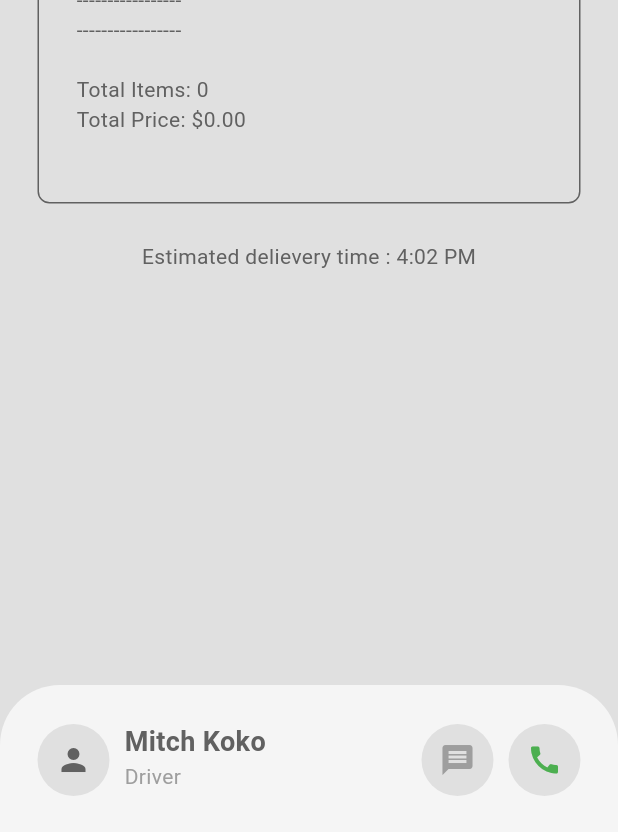
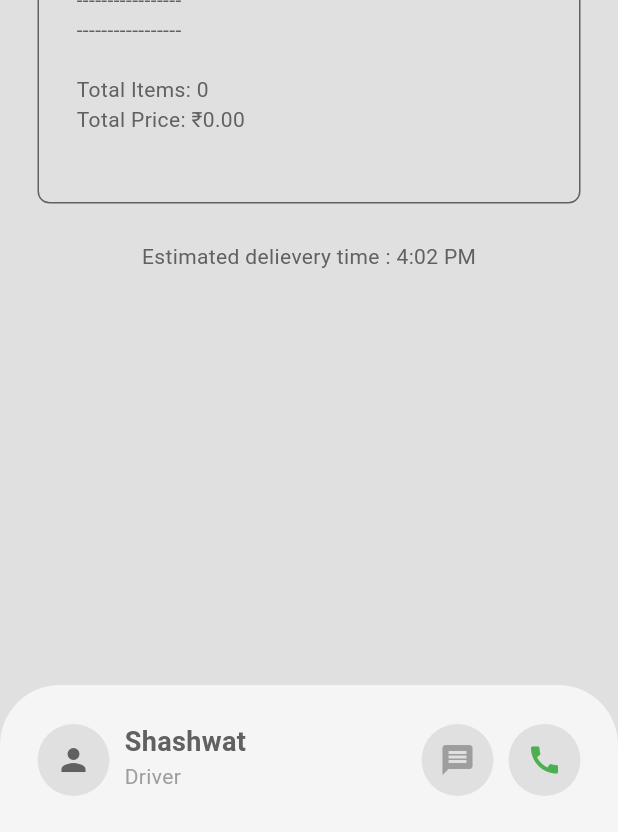
Before and after one commit to shashwat-raj-420/Food_Delivery_App, a Flutter app: the DeliveryProgressPage screen opened directly, on a phone screen of 412 x 824 dp. Shown: the part 401-1233 px from the top of the screen. Run offline on Flutter 3.47's test engine with Material 3 defaults, Android fonts, the phone set to English and light mode, and no system bars; our stand-ins replace cloud_firestore, firebase_auth, firebase_core, flutter_bloc, flutter_credit_card; accounts and stored records are empty; generated files the repository leaves out were written again.

Commit message:
first commit

```diff
--- a/lib/components/my_cart_tile.dart
+++ b/lib/components/my_cart_tile.dart
@@ -49,7 +49,7 @@ class MyCartTile extends StatelessWidget {
                             ),
                           ),
                           Text(
-                            '\$${cartItem.food.price}',
+                            '₹${cartItem.food.price}',
                             style: TextStyle(
                               color:
                                   Theme.of(context).colorScheme.inversePrimary,
@@ -103,7 +103,7 @@ class MyCartTile extends StatelessWidget {
 
                                       // addon price
                                       Text(
-                                        ' (\$${addon.price})',
+                                        ' (₹${addon.price})',
                                         style: TextStyle(
                                           color:
                                               Theme.of(
--- a/lib/components/my_description_box.dart
+++ b/lib/components/my_description_box.dart
@@ -25,7 +25,7 @@ class MyDescriptionBox extends StatelessWidget {
           // delivery fee
           Column(
             children: [
-              Text('\$0.99', style: myPrimaryTextStyle),
+              Text('₹100', style: myPrimaryTextStyle),
               Text('Delivery fee', style: mySecondaryTextStyle),
             ],
           ),
--- a/lib/components/my_food_tile.dart
+++ b/lib/components/my_food_tile.dart
@@ -30,7 +30,7 @@ class FoodTile extends StatelessWidget {
                         ),
                       ),
                       Text(
-                        '\$${food.price}',
+                        '₹${food.price}',
                         style: TextStyle(
                           color: Theme.of(context).colorScheme.primary,
                         ),
--- a/lib/models/restaurant.dart
+++ b/lib/models/restaurant.dart
@@ -13,7 +13,7 @@ class Restaurant extends ChangeNotifier {
       description:
           "cheese burger with a jucy patty with melted chedder on top with lettuce and tomato",
       imagePath: "lib/images_food_app/burger/burger_1.png",
-      price: 0.99,
+      price: 100,
       category: FoodCategory.burgers,
       availableAddons: [
         Addon(name: "Extra cheese", price: 0.99),
@@ -26,7 +26,7 @@ class Restaurant extends ChangeNotifier {
       description:
           "cheese burger with a jucy patty with melted chedder on top with lettuce and tomato",
       imagePath: "lib/images_food_app/burger/burger_2.png",
-      price: 0.99,
+      price: 100,
       category: FoodCategory.burgers,
       availableAddons: [
         Addon(name: "Extra cheese", price: 0.99),
@@ -39,7 +39,7 @@ class Restaurant extends ChangeNotifier {
       description:
           "cheese burger with a jucy patty with melted chedder on top with lettuce and tomato",
       imagePath: "lib/images_food_app/burger/burger_3.png",
-      price: 0.99,
+      price: 100,
       category: FoodCategory.burgers,
       availableAddons: [
         Addon(name: "Extra cheese", price: 0.99),
@@ -52,7 +52,7 @@ class Restaurant extends ChangeNotifier {
       description:
           "cheese burger with a jucy patty with melted chedder on top with lettuce and tomato",
       imagePath: "lib/images_food_app/burger/burger_4.png",
-      price: 0.99,
+      price: 100,
       category: FoodCategory.burgers,
       availableAddons: [
         Addon(name: "Extra cheese", price: 0.99),
@@ -67,7 +67,7 @@ class Restaurant extends ChangeNotifier {
       description:
           "Fresh salad with freshly harvested veggis which are locally sorced",
       imagePath: "lib/images_food_app/salad/salad_1.png",
-      price: 0.99,
+      price: 100,
       category: FoodCategory.salads,
       availableAddons: [
         Addon(name: "Extra cheese", price: 0.99),
@@ -81,7 +81,7 @@ class Restaurant extends ChangeNotifier {
       name: "classic side",
       description: "side for any thing perfect for every occasion",
       imagePath: "lib/images_food_app/side/side_1.png",
-      price: 0.99,
+      price: 100,
       category: FoodCategory.sides,
       availableAddons: [
         Addon(name: "Extra cheese", price: 0.99),
@@ -95,7 +95,7 @@ class Restaurant extends ChangeNotifier {
       name: "classic dessert",
       description: "melts in the mouth from just the slightest taste",
       imagePath: "lib/images_food_app/dessert/dessert_1.png",
-      price: 0.99,
+      price: 100,
       category: FoodCategory.desserts,
       availableAddons: [
         Addon(name: "Extra sweet", price: 0.99),
@@ -108,7 +108,7 @@ class Restaurant extends ChangeNotifier {
       name: "classic drink 1",
       description: "refressing and cool helps you calm down",
       imagePath: "lib/images_food_app/drink/drink_1.png",
-      price: 0.99,
+      price: 100,
       category: FoodCategory.drinks,
       availableAddons: [
         Addon(name: "Extra ice", price: 0.99),
@@ -119,7 +119,7 @@ class Restaurant extends ChangeNotifier {
       name: "classic drink 2",
       description: "refressing and cool helps you calm down",
       imagePath: "lib/images_food_app/drink/drink_2.png",
-      price: 0.99,
+      price: 100,
       category: FoodCategory.drinks,
       availableAddons: [
         Addon(name: "Extra ice", price: 0.99),
@@ -130,7 +130,7 @@ class Restaurant extends ChangeNotifier {
       name: "classic drink 3",
       description: "refressing and cool helps you calm down",
       imagePath: "lib/images_food_app/drink/drink_3.png",
-      price: 0.99,
+      price: 100,
       category: FoodCategory.drinks,
       availableAddons: [
         Addon(name: "Extra ice", price: 0.99),
@@ -141,7 +141,7 @@ class Restaurant extends ChangeNotifier {
       name: "classic drink 4",
       description: "refressing and cool helps you calm down",
       imagePath: "lib/images_food_app/drink/drink_4.png",
-      price: 0.99,
+      price: 100,
       category: FoodCategory.drinks,
       availableAddons: [
         Addon(name: "Extra ice", price: 0.99),
@@ -287,7 +287,7 @@ class Restaurant extends ChangeNotifier {
 
   //  format double value into money
   String _formatPrice(double price) {
-    return "\$${price.toStringAsFixed(2)}";
+    return "₹${price.toStringAsFixed(2)}";
   }
 
   //  format list of addons into a string summary
--- a/lib/pages/delivery_progess_page.dart
+++ b/lib/pages/delivery_progess_page.dart
@@ -69,7 +69,7 @@ class _DeliveryProgressPageState extends State<DeliveryProgressPage> {
             crossAxisAlignment: CrossAxisAlignment.start,
             children: [
               Text(
-                "Mitch Koko",
+                "Shashwat",
                 style: TextStyle(
                   fontWeight: FontWeight.bold,
                   fontSize: 18,
--- a/lib/pages/food_page.dart
+++ b/lib/pages/food_page.dart
@@ -64,7 +64,7 @@ class _FoodPageState extends State<FoodPage> {
 
                       // food price
                       Text(
-                        '\$${widget.food.price}',
+                        '₹${widget.food.price}',
                         style: TextStyle(
                           fontSize: 16,
                           color: Theme.of(context).colorScheme.inversePrimary,
@@ -135,7 +135,7 @@ class _FoodPageState extends State<FoodPage> {
                                 ),
                               ),
                               subtitle: Text(
-                                '\$${addon.price}',
+                                '₹${addon.price}',
                                 style: TextStyle(
                                   color: Theme.of(context).colorScheme.primary,
                                 ),
```
Also changed, not shown: image-10.png (added), image-11.png (added), image-12.png (added), image-3.png (added), image-4.png (added), image-5.png (added), image-6.png (added), image-7.png (added), image-8.png (added), image-9.png (added), image.png (added), pubspec.lock, 5 other files.
